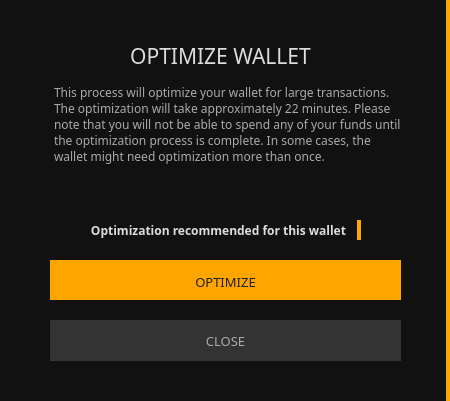
The window that src/gui/ui/transactionconfirmation.ui (ConcealNetwork/conceal-desktop) describes before a commit, drawn with Qt 5.
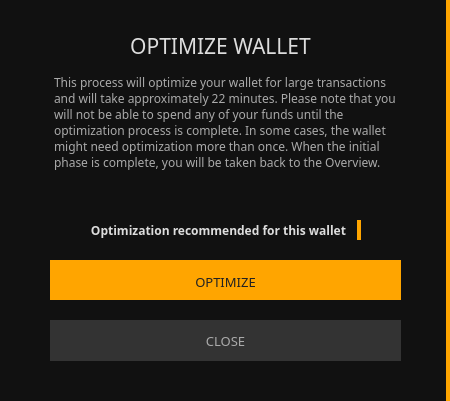
The same window after the commit.

Commit message: optimize screen text change

The edit to the form file:
```diff
--- a/src/gui/ui/transactionconfirmation.ui
+++ b/src/gui/ui/transactionconfirmation.ui
@@ -35,7 +35,7 @@
     <property name="geometry">
      <rect>
       <x>0</x>
-      <y>40</y>
+      <y>30</y>
       <width>441</width>
       <height>31</height>
      </rect>
@@ -60,9 +60,9 @@
     <property name="geometry">
      <rect>
       <x>50</x>
-      <y>80</y>
+      <y>70</y>
       <width>361</width>
-      <height>131</height>
+      <height>141</height>
      </rect>
     </property>
     <property name="font">
@@ -79,7 +79,7 @@
 &lt;html&gt;&lt;head&gt;&lt;meta name=&quot;qrichtext&quot; content=&quot;1&quot; /&gt;&lt;style type=&quot;text/css&quot;&gt;
 p, li { white-space: pre-wrap; }
 &lt;/style&gt;&lt;/head&gt;&lt;body style=&quot; font-family:'Poppins'; font-size:9pt; font-weight:400; font-style:normal;&quot;&gt;
-&lt;p style=&quot; margin-top:0px; margin-bottom:0px; margin-left:0px; margin-right:0px; -qt-block-indent:0; text-indent:0px;&quot;&gt;This process will optimize your wallet for large transactions. The optimization will take approximately 22 minutes. Please note that you will not be able to spend any of your funds until the optimization process is complete. In some cases, the wallet might need optimization more than once.&lt;/p&gt;&lt;/body&gt;&lt;/html&gt;</string>
+&lt;p style=&quot; margin-top:0px; margin-bottom:0px; margin-left:0px; margin-right:0px; -qt-block-indent:0; text-indent:0px;&quot;&gt;This process will optimize your wallet for large transactions and will take approximately 22 minutes. Please note that you will not be able to spend any of your funds until the optimization process is complete. In some cases, the wallet might need optimization more than once. When the initial phase is complete, you will be taken back to the Overview.&lt;/p&gt;&lt;/body&gt;&lt;/html&gt;</string>
     </property>
    </widget>
    <widget class="QLabel" name="m_optimizationMessage">
```
